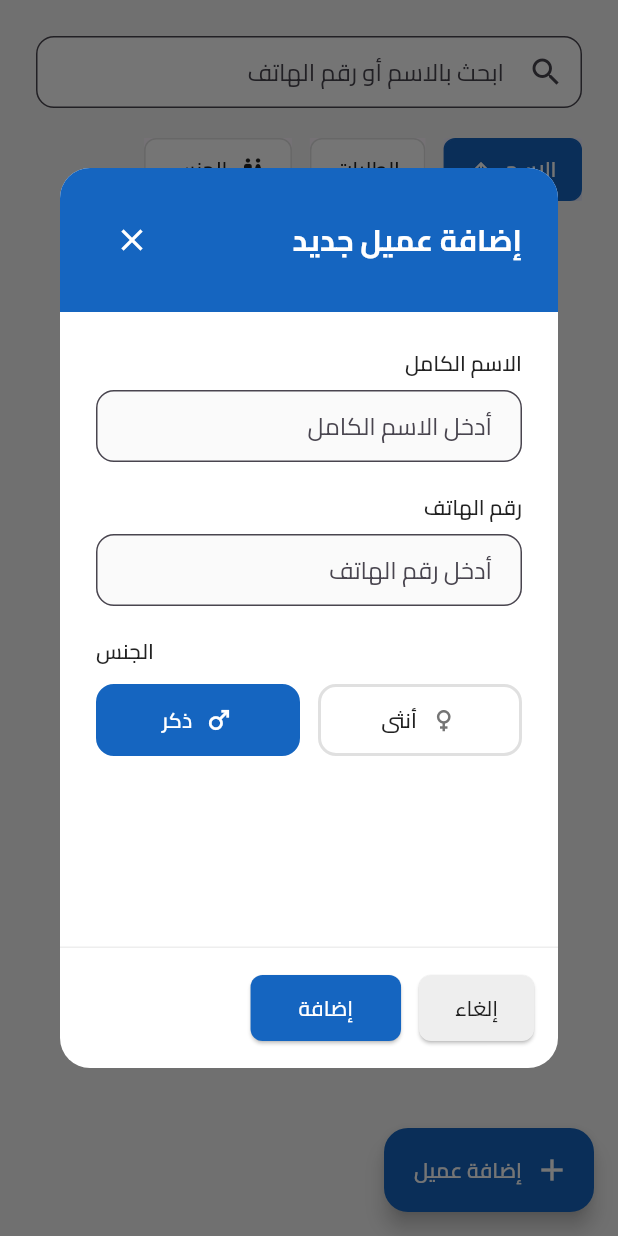
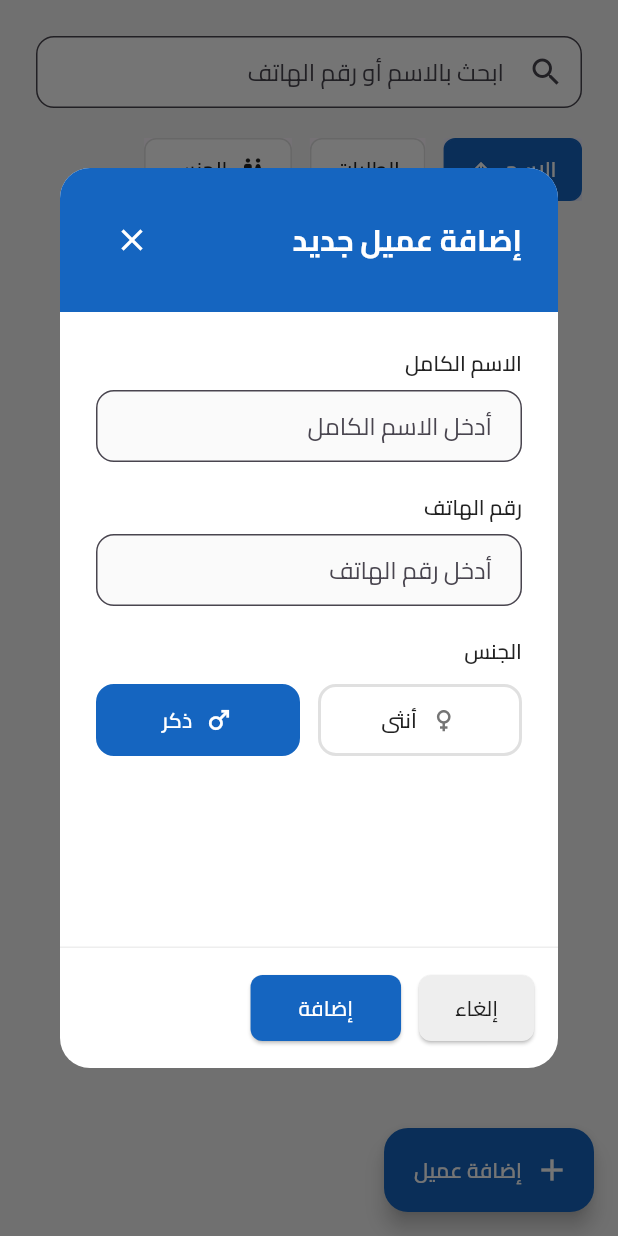
Before and after one commit to MoussaTaa/FLUTTER.MahaliManagmentSystem, a Flutter app: the CustomersPage screen opened directly, after a tap on "إضافة عميل", on a phone screen of 412 x 824 dp. Run offline on Flutter 3.47's test engine with Material 3 defaults, Android fonts, the light colour scheme and no system bars; our stand-ins replace drift; accounts and stored records are empty; generated files the repository leaves out were written again.

Commit message:
fix some UI problems

```diff
--- a/lib/src/views/customers_page.dart
+++ b/lib/src/views/customers_page.dart
@@ -290,7 +290,8 @@ class _CustomersPageState extends State<CustomersPage> {
 
   final res = await showDialog<bool>(
     context: context,
-      builder: (context) => Directionality(
+    builder: (context) => StatefulBuilder(  // Wrap the entire dialog with StatefulBuilder
+      builder: (context, setDialogState) => Directionality(
         textDirection: TextDirection.rtl,
         child: Dialog(
           backgroundColor: Colors.white,
@@ -314,7 +315,9 @@ class _CustomersPageState extends State<CustomersPage> {
                           keyboardType: TextInputType.phone),
                         const SizedBox(height: 20),
                         _buildGenderSelector(selectedGender, (gender) {
+                          setDialogState(() {  // Use setDialogState instead of just assigning
                             selectedGender = gender;
+                          });
                         }),
                       ],
                     ),
@@ -362,11 +365,11 @@ class _CustomersPageState extends State<CustomersPage> {
           ),
         ),
       ),
+    ),
   );
 
   if (res == true) await _loadData();
 }
-
   Widget _buildDialogHeader(String title, BuildContext context) {
     return Container(
       decoration: const BoxDecoration(
@@ -433,14 +436,17 @@ class _CustomersPageState extends State<CustomersPage> {
 
   Widget _buildGenderSelector(String selectedGender, Function(String) onChanged) {
   return Column(
-      crossAxisAlignment: CrossAxisAlignment.end,
     children: [
-        const Text(
+      Container(
+        width: double.infinity, // Take full width
+        child: const Text(
           'الجنس',
+          textAlign: TextAlign.right, // Explicit right text alignment
           style: TextStyle(
             fontSize: 14,
             fontWeight: FontWeight.w600,
             color: Colors.black87,
+          ),
         ),
       ),
       const SizedBox(height: 12),
```
Lines whose indentation alone changed are shown as unchanged.
